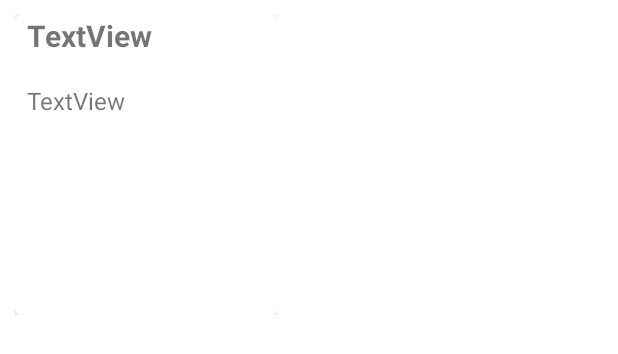
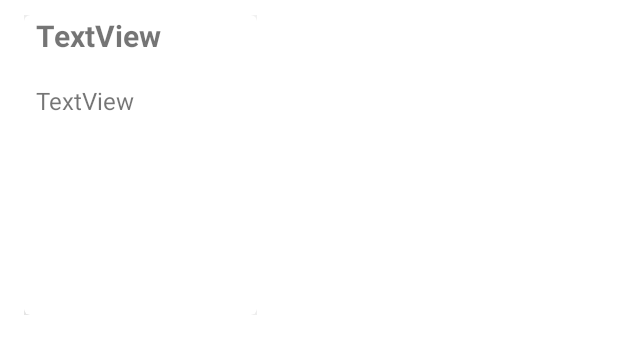
Before and after one commit to BuvaneswaranS/Note_book, an Android app: the layout item_layout_note.xml on its own in the app's theme, with its tools: preview values and no code run, on a phone screen of 412 x 824 dp. Shown: the top 354 px of the screen. Run offline under Robolectric (Android 15) with nearby library versions, the phone set to English and light mode, and no system bars.

Commit message:
Note_book Updated 24/03/2022

```diff
--- a/app/src/main/res/layout/fragment_display_folder_content.xml
+++ b/app/src/main/res/layout/fragment_display_folder_content.xml
@@ -35,9 +35,11 @@
 
     <androidx.recyclerview.widget.RecyclerView
         android:id="@+id/display_folder_content_recyclerView"
-        android:layout_width="400dp"
-        android:layout_height="771dp"
+        android:layout_width="414dp"
+        android:layout_height="830dp"
         android:background="#F1E6E6"
+        android:paddingStart="16dp"
+        android:paddingEnd="16dp"
         app:layout_constraintBottom_toBottomOf="parent"
         app:layout_constraintEnd_toEndOf="parent"
         app:layout_constraintHeight="match_constraint"
--- a/app/src/main/res/layout/item_layout_note.xml
+++ b/app/src/main/res/layout/item_layout_note.xml
@@ -1,9 +1,9 @@
 <?xml version="1.0" encoding="utf-8"?>
 <LinearLayout xmlns:android="http://schemas.android.com/apk/res/android"
     xmlns:app="http://schemas.android.com/apk/res-auto"
-    android:layout_width="@dimen/folder_card_width"
+    android:layout_width="@dimen/note_card_width"
     android:layout_height="@dimen/folder_card_height"
-    android:layout_marginStart="10dp"
+    android:layout_marginStart="16dp"
     android:layout_marginTop="10dp"
     android:elevation="100dp"
     android:orientation="vertical"
@@ -11,7 +11,7 @@
 
     <com.google.android.material.card.MaterialCardView
         android:id="@+id/note_card"
-        android:layout_width="@dimen/folder_card_width"
+        android:layout_width="@dimen/note_card_width"
         android:layout_height="@dimen/folder_card_height"
         android:elevation="100dp"
         app:cardElevation="100dp"
--- a/app/src/main/res/values/dimens.xml
+++ b/app/src/main/res/values/dimens.xml
@@ -37,6 +37,7 @@
     <dimen name="note_Title_text_Size">18sp</dimen>
     <dimen name="folder_title_text_Size">18sp</dimen>
 
+    <dimen name="note_card_width">155dp</dimen>
 
     <dimen name="Appbar_side_width">16dp</dimen>
     <dimen name="Appbar_distance_btwn_items">24dp</dimen>
```
